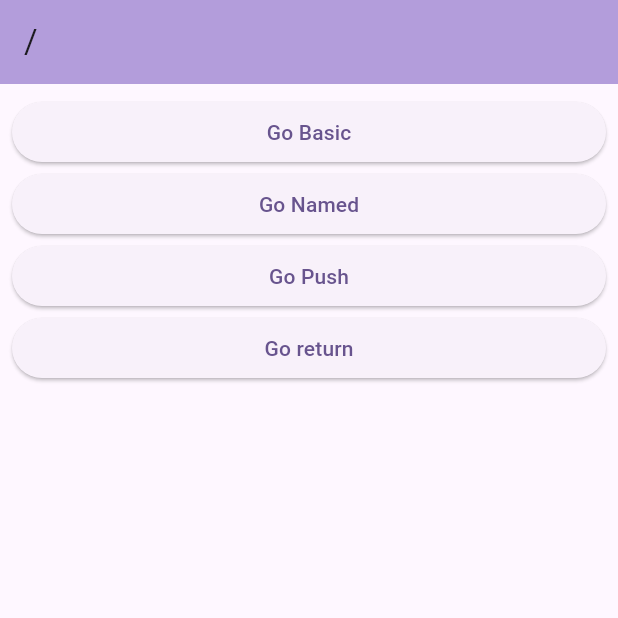
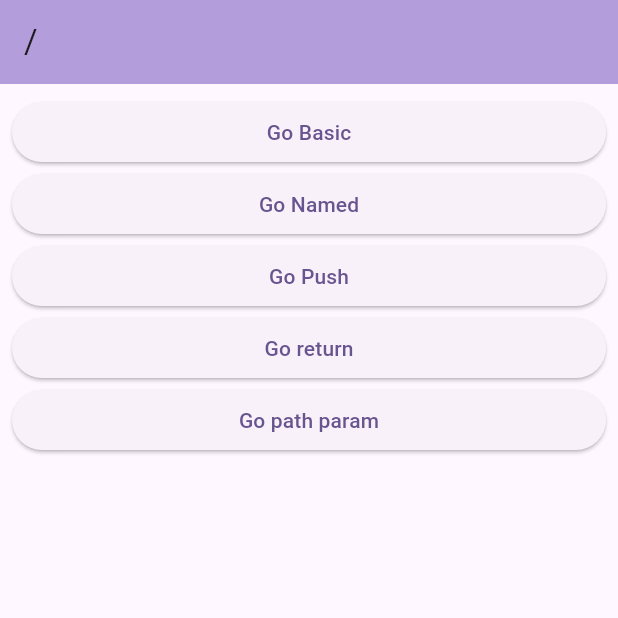
Before and after one commit to rldnd/flutter_go_router_v7, a Flutter app: the screen it shows after launch, on a phone screen of 412 x 824 dp, the top half of it. Run offline on Flutter 3.47's test engine with Material 2 defaults, Android fonts, the phone set to English and light mode, and no system bars; our stand-ins replace flutter_riverpod, go_router.

Commit message:
feat: path parameter

```diff
--- a/lib/route/router.dart
+++ b/lib/route/router.dart
@@ -3,6 +3,7 @@ import 'package:flutter_go_router_v7/screen/first_basic_screen.dart';
 import 'package:flutter_go_router_v7/screen/forth_pop_base_screen.dart';
 import 'package:flutter_go_router_v7/screen/root_screen.dart';
 import 'package:flutter_go_router_v7/screen/second_named_screen.dart';
+import 'package:flutter_go_router_v7/screen/sixth_path_param_screen.dart';
 import 'package:flutter_go_router_v7/screen/third_push_screen.dart';
 import 'package:go_router/go_router.dart';
 
@@ -35,6 +36,16 @@ final router = GoRouter(
             ),
           ],
         ),
+        GoRoute(
+          path: 'path_param/:id',
+          builder: (context, state) => PathParamScreen(),
+          routes: [
+            GoRoute(
+              path: ':name',
+              builder: (context, state) => PathParamScreen(),
+            ),
+          ],
+        ),
       ],
     ),
   ],
--- a/lib/screen/root_screen.dart
+++ b/lib/screen/root_screen.dart
@@ -35,6 +35,12 @@ class RootScreen extends ConsumerWidget {
             },
             child: const Text('Go return'),
           ),
+          ElevatedButton(
+            onPressed: () {
+              context.go('/path_param/456');
+            },
+            child: const Text('Go path param'),
+          ),
         ],
       ),
     );
--- /dev/null
+++ b/lib/screen/sixth_path_param_screen.dart
@@ -0,0 +1,27 @@
+import 'package:flutter/material.dart';
+import 'package:flutter_go_router_v7/layout/default_layout.dart';
+import 'package:go_router/go_router.dart';
+
+class PathParamScreen extends StatelessWidget {
+  const PathParamScreen({super.key});
+
+  @override
+  Widget build(BuildContext context) {
+    return DefaultLayout(
+      body: ListView(
+        children: [
+          Text('Path param: ${GoRouterState.of(context).pathParameters['id']}'),
+          Text(
+            'Path param: ${GoRouterState.of(context).pathParameters['name']}',
+          ),
+          ElevatedButton(
+            onPressed: () {
+              context.go('/path_param/456/test');
+            },
+            child: Text('Path param screen'),
+          ),
+        ],
+      ),
+    );
+  }
+}
```
